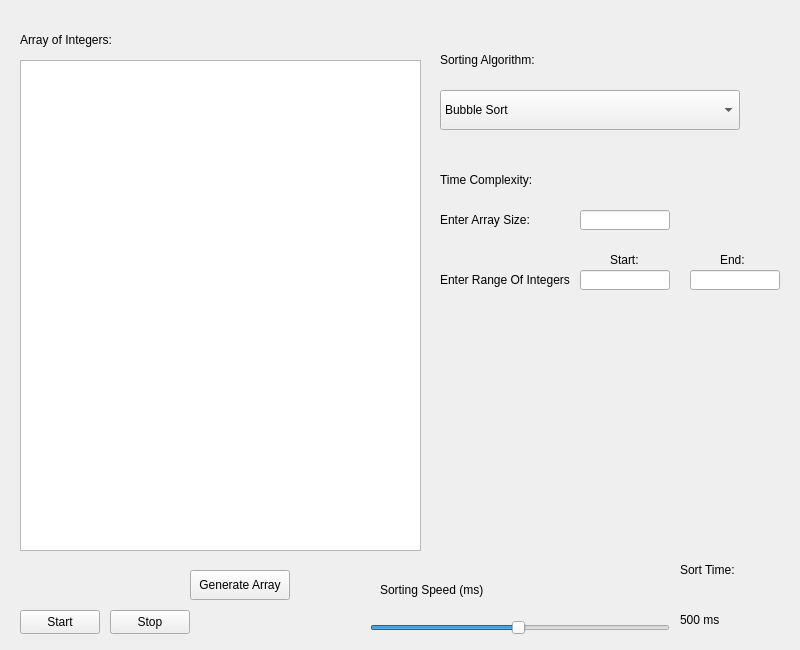
Old version of the form sortingalgorithmvisualizer.ui in the repository X8Addictor/Sorting-Algorithm-Visualizer.
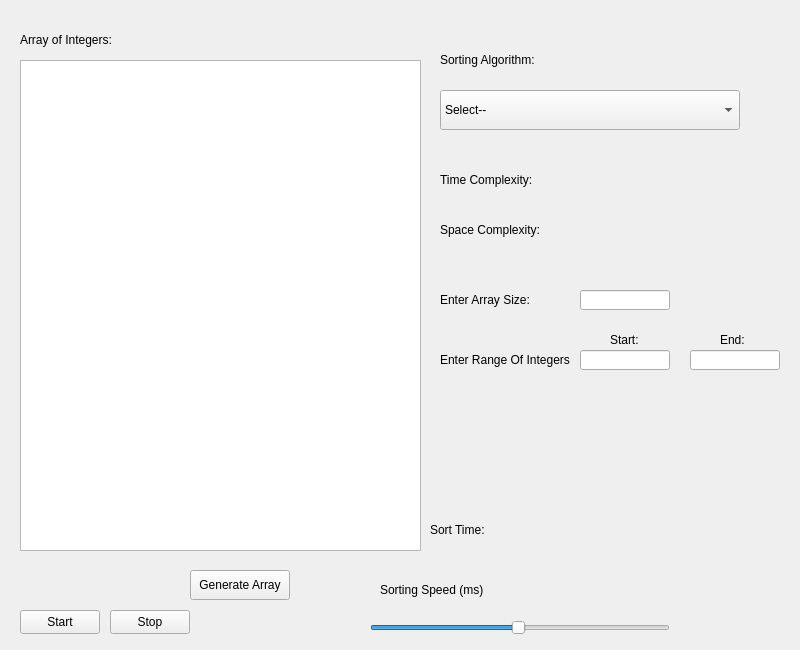
New version of the form.

Commit message: Added UI widgets and implemented time taken

The edit to the form file:
```diff
--- a/sortingalgorithmvisualizer.ui
+++ b/sortingalgorithmvisualizer.ui
@@ -55,6 +55,11 @@
       <height>40</height>
      </rect>
     </property>
+    <item>
+     <property name="text">
+      <string>Select--</string>
+     </property>
+    </item>
     <item>
      <property name="text">
       <string>Bubble Sort</string>
@@ -96,7 +101,7 @@
      <rect>
       <x>440</x>
       <y>160</y>
-      <width>300</width>
+      <width>111</width>
       <height>40</height>
      </rect>
     </property>
@@ -107,8 +112,8 @@
    <widget class="QLabel" name="timeLabel">
     <property name="geometry">
      <rect>
-      <x>680</x>
-      <y>550</y>
+      <x>430</x>
+      <y>510</y>
       <width>100</width>
       <height>40</height>
      </rect>
@@ -155,14 +160,14 @@
    <widget class="QLabel" name="speedValueLabel">
     <property name="geometry">
      <rect>
-      <x>680</x>
-      <y>600</y>
+      <x>550</x>
+      <y>510</y>
       <width>100</width>
       <height>40</height>
      </rect>
     </property>
     <property name="text">
-     <string>500 ms</string>
+     <string/>
     </property>
    </widget>
    <widget class="QPushButton" name="startButton">
@@ -208,7 +213,7 @@
     <property name="geometry">
      <rect>
       <x>440</x>
-      <y>210</y>
+      <y>290</y>
       <width>90</width>
       <height>20</height>
      </rect>
@@ -221,7 +226,7 @@
     <property name="geometry">
      <rect>
       <x>440</x>
-      <y>270</y>
+      <y>350</y>
       <width>130</width>
       <height>20</height>
      </rect>
@@ -234,7 +239,7 @@
     <property name="geometry">
      <rect>
       <x>610</x>
-      <y>250</y>
+      <y>330</y>
       <width>30</width>
       <height>20</height>
      </rect>
@@ -247,7 +252,7 @@
     <property name="geometry">
      <rect>
       <x>580</x>
-      <y>210</y>
+      <y>290</y>
       <width>90</width>
       <height>20</height>
      </rect>
@@ -257,7 +262,7 @@
     <property name="geometry">
      <rect>
       <x>690</x>
-      <y>270</y>
+      <y>350</y>
       <width>90</width>
       <height>20</height>
      </rect>
@@ -267,7 +272,7 @@
     <property name="geometry">
      <rect>
       <x>580</x>
-      <y>270</y>
+      <y>350</y>
       <width>90</width>
       <height>20</height>
      </rect>
@@ -277,7 +282,7 @@
     <property name="geometry">
      <rect>
       <x>720</x>
-      <y>250</y>
+      <y>330</y>
       <width>25</width>
       <height>20</height>
      </rect>
@@ -296,6 +301,58 @@
      </rect>
     </property>
    </widget>
+   <widget class="QLabel" name="currentTimeComplexityLabel">
+    <property name="geometry">
+     <rect>
+      <x>570</x>
+      <y>160</y>
+      <width>121</width>
+      <height>40</height>
+     </rect>
+    </property>
+    <property name="text">
+     <string/>
+    </property>
+   </widget>
+   <widget class="QLabel" name="spaceComplexityLabel">
+    <property name="geometry">
+     <rect>
+      <x>440</x>
+      <y>210</y>
+      <width>111</width>
+      <height>40</height>
+     </rect>
+    </property>
+    <property name="text">
+     <string>Space Complexity:</string>
+    </property>
+   </widget>
+   <widget class="QLabel" name="currentSpaceComplexityLabel">
+    <property name="geometry">
+     <rect>
+      <x>570</x>
+      <y>210</y>
+      <width>121</width>
+      <height>40</height>
+     </rect>
+    </property>
+    <property name="text">
+     <string/>
+    </property>
+   </widget>
+   <widget class="QLabel" name="timeTakenLabel_2">
+    <property name="geometry">
+     <rect>
+      <x>570</x>
+      <y>420</y>
+      <width>100</width>
+      <height>40</height>
+     </rect>
+    </property>
+    <property name="text">
+     <string/>
+    </property>
+   </widget>
   </widget>
  </widget>
  <resources/>
```
Left out of the diff: 4 changed lines with no effect on the pictures. The commit also changes 2 other files.
